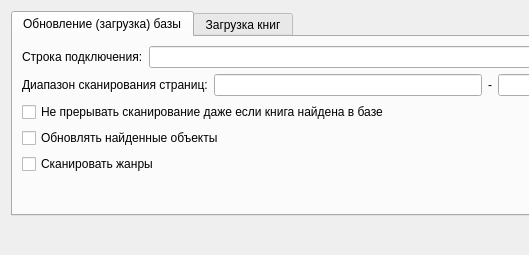
Before: the Qt Designer form ui/settings.ui in fabrikant/akniga-parser, drawn with Qt 5; both pictures show x 0 to 529 and y 0 to 255 of the 788 by 255 pixel window.
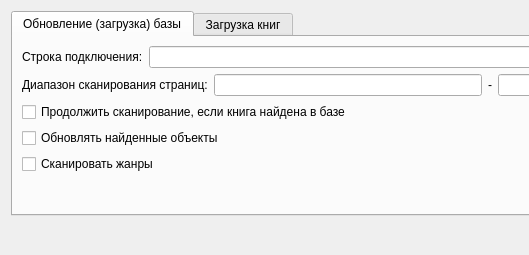
After: the same form once the commit is applied. The open tabs and pages were chosen to show the change. Icons and pictures are not drawn.

Patch:
```diff
--- a/ui/settings.ui
+++ b/ui/settings.ui
@@ -41,7 +41,7 @@
        <item row="7" column="0">
         <widget class="QCheckBox" name="full_scan">
          <property name="text">
-          <string>Не прерывать сканирование даже если книга найдена в базе</string>
+          <string>Продолжить сканирование, если книга найдена в базе</string>
          </property>
         </widget>
        </item>
```
Left out of the diff: 2 changed lines with no effect on the pictures.
